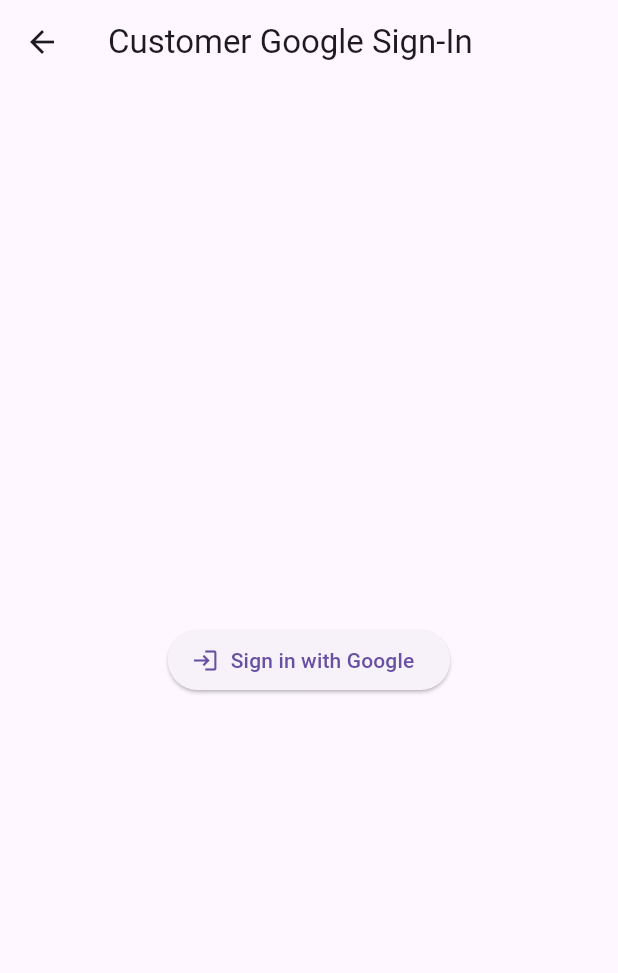
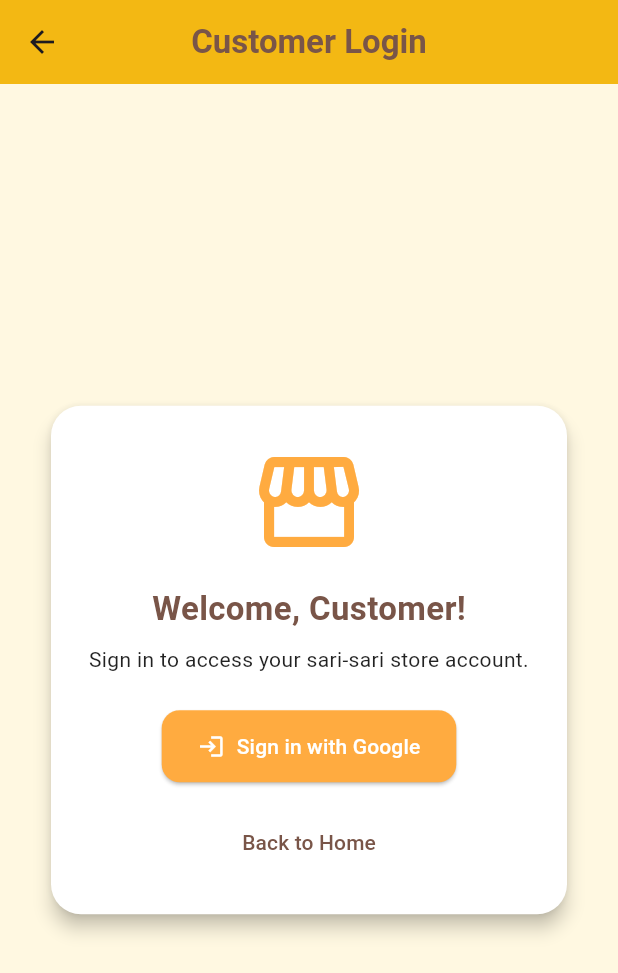
Before and after one commit to otchia/sari-sari-store-project-frontend, a Flutter app: the screen it shows after launch, after a tap on "Login as Customer", on a phone screen of 412 x 824 dp. Shown: the top 973 px of the screen. Run offline on Flutter 3.47's test engine with Material 3 defaults, Android fonts, the phone set to English and light mode, and no system bars; our stand-ins replace google_sign_in.

Commit message:
Added Minimal Design to Customer Login

```diff
--- a/lib/pages/customer_login.dart
+++ b/lib/pages/customer_login.dart
@@ -33,28 +33,84 @@ class _CustomerLoginPageState extends State<CustomerLoginPage> {
   @override
   Widget build(BuildContext context) {
     return Scaffold(
-      appBar: AppBar(title: const Text("Customer Google Sign-In")),
+      backgroundColor: const Color(0xFFFFF8E1), // soft sari-sari yellow
+      appBar: AppBar(
+        backgroundColor: const Color(0xFFFFC107),
+        title: const Text(
+          "Customer Login",
+          style: TextStyle(
+            fontWeight: FontWeight.bold,
+            color: Colors.brown,
+          ),
+        ),
+        centerTitle: true,
+        elevation: 3,
+      ),
       body: Center(
-        child: userName == null
-            ? ElevatedButton.icon(
+        child: SingleChildScrollView(
+          child: Container(
+            width: 400,
+            padding: const EdgeInsets.all(24),
+            child: Card(
+              color: Colors.white,
+              elevation: 5,
+              shape: RoundedRectangleBorder(
+                borderRadius: BorderRadius.circular(20),
+              ),
+              child: Padding(
+                padding: const EdgeInsets.all(24),
+                child: Column(
+                  mainAxisSize: MainAxisSize.min,
+                  children: [
+                    const Icon(Icons.storefront,
+                        size: 80, color: Colors.orangeAccent),
+                    const SizedBox(height: 16),
+                    Text(
+                      userName == null
+                          ? "Welcome, Customer!"
+                          : "Welcome, $userName!",
+                      style: const TextStyle(
+                        fontSize: 22,
+                        fontWeight: FontWeight.bold,
+                        color: Colors.brown,
+                      ),
+                    ),
+                    const SizedBox(height: 8),
+                    Text(
+                      userName == null
+                          ? "Sign in to access your sari-sari store account."
+                          : userEmail ?? "",
+                      textAlign: TextAlign.center,
+                      style: const TextStyle(color: Colors.black87),
+                    ),
+                    const SizedBox(height: 24),
+
+                    // Show Google Sign-In button if not logged in
+                    if (userName == null)
+                      ElevatedButton.icon(
                         onPressed: handleGoogleSignIn,
                         icon: const Icon(Icons.login),
                         label: const Text("Sign in with Google"),
+                        style: ElevatedButton.styleFrom(
+                          backgroundColor: Colors.orangeAccent,
+                          foregroundColor: Colors.white,
+                          padding: const EdgeInsets.symmetric(
+                              horizontal: 24, vertical: 14),
+                          shape: RoundedRectangleBorder(
+                            borderRadius: BorderRadius.circular(12),
+                          ),
+                        ),
                       )
-            : Column(
-                mainAxisAlignment: MainAxisAlignment.center,
+                    else
+                      Column(
                         children: [
                           if (userPhoto != null)
                             CircleAvatar(
                               backgroundImage: NetworkImage(userPhoto!),
                               radius: 40,
                             ),
-                  const SizedBox(height: 10),
-                  Text("Welcome, $userName!",
-                      style: const TextStyle(fontSize: 20)),
-                  Text(userEmail ?? ''),
-                  const SizedBox(height: 20),
-                  ElevatedButton(
+                          const SizedBox(height: 16),
+                          ElevatedButton.icon(
                             onPressed: () async {
                               await _googleService.signOut();
                               setState(() {
@@ -63,9 +119,36 @@ class _CustomerLoginPageState extends State<CustomerLoginPage> {
                                 userPhoto = null;
                               });
                             },
-                    child: const Text("Sign out"),
+                            icon: const Icon(Icons.logout),
+                            label: const Text("Sign out"),
+                            style: ElevatedButton.styleFrom(
+                              backgroundColor: Colors.brown,
+                              foregroundColor: Colors.white,
+                              padding: const EdgeInsets.symmetric(
+                                  horizontal: 24, vertical: 14),
+                              shape: RoundedRectangleBorder(
+                                borderRadius: BorderRadius.circular(12),
+                              ),
+                            ),
                           ),
                         ],
+                      ),
+
+                    const SizedBox(height: 16),
+                    TextButton(
+                      onPressed: () {
+                        Navigator.pop(context);
+                      },
+                      child: const Text(
+                        "Back to Home",
+                        style: TextStyle(color: Colors.brown),
+                      ),
+                    ),
+                  ],
+                ),
+              ),
+            ),
+          ),
         ),
       ),
     );
```
Also changed, not shown: flutter_01.png (added), flutter_02.png (added). Lines whose indentation alone changed are shown as unchanged.
